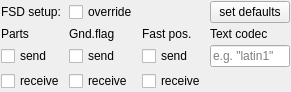
This is src/blackgui/editors/fsdsetupform.ui in swift-project/pilotclient as Qt 5 draws it before an edit. The edited form follows.
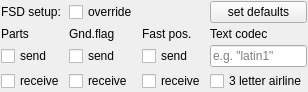
This is the edited form.

Commit message: Ref T431, FSD setup allow to force 4 letter airline ICAO code

What changed in the file:
```diff
--- a/src/blackgui/editors/fsdsetupform.ui
+++ b/src/blackgui/editors/fsdsetupform.ui
@@ -6,7 +6,7 @@
    <rect>
     <x>0</x>
     <y>0</y>
-    <width>255</width>
+    <width>248</width>
     <height>82</height>
    </rect>
   </property>
@@ -130,6 +130,16 @@
      </property>
     </widget>
    </item>
+   <item row="6" column="4">
+    <widget class="QCheckBox" name="cb_3LetterAirlineICAO">
+     <property name="toolTip">
+      <string>force 3 letter airline ICAO code</string>
+     </property>
+     <property name="text">
+      <string>3 letter airline</string>
+     </property>
+    </widget>
+   </item>
   </layout>
  </widget>
  <tabstops>
```
Left out of the diff: 1 changed line with no effect on the pictures. The commit also changes 3 other files.
